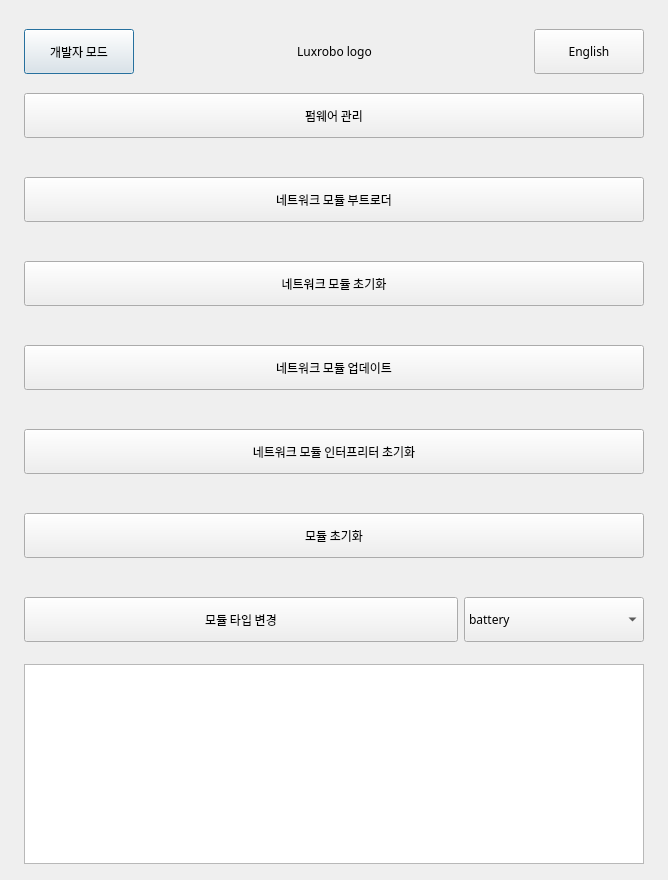
Before: the Qt Designer form modi2_multi_uploader/assets/uploader.ui in LUXROBO/modi2-firmware-updater, drawn with Qt 5.
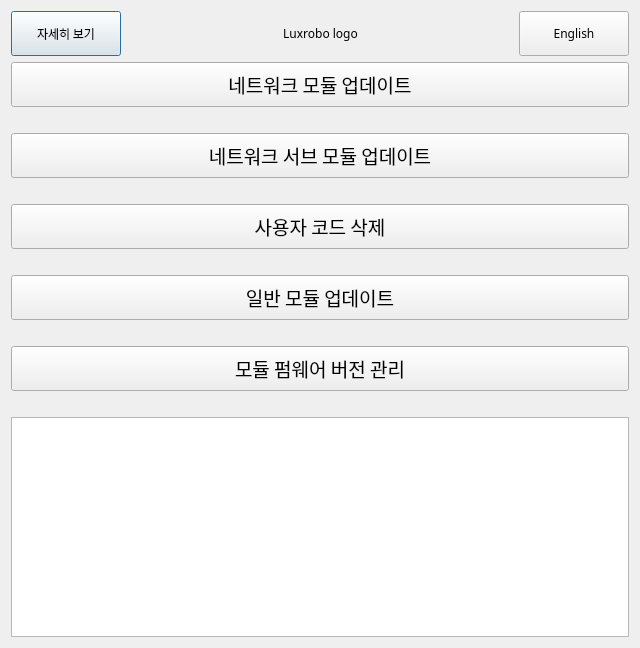
After: the same form once the commit is applied.

Commit message:
유저 배포용 업로더 분리
--multi 옵션을 통해 싱글업로더, 멀티 업로더 구분

What changed in the file:
```diff
--- a/modi2_multi_uploader/assets/uploader.ui
+++ b/modi2_multi_uploader/assets/uploader.ui
@@ -6,8 +6,8 @@
    <rect>
     <x>0</x>
     <y>0</y>
-    <width>668</width>
-    <height>880</height>
+    <width>640</width>
+    <height>648</height>
    </rect>
   </property>
   <property name="sizePolicy">
@@ -19,7 +19,7 @@
   <property name="minimumSize">
    <size>
     <width>640</width>
-    <height>880</height>
+    <height>480</height>
    </size>
   </property>
   <property name="maximumSize">
@@ -42,60 +42,7 @@
   <property name="autoFillBackground">
    <bool>false</bool>
   </property>
-  <layout class="QGridLayout" name="gridLayout">
-   <item row="1" column="1">
-    <spacer name="horizontalSpacer">
-     <property name="orientation">
-      <enum>Qt::Horizontal</enum>
-     </property>
-     <property name="sizeType">
-      <enum>QSizePolicy::MinimumExpanding</enum>
-     </property>
-     <property name="sizeHint" stdset="0">
-      <size>
-       <width>5</width>
-       <height>20</height>
-      </size>
-     </property>
-    </spacer>
-   </item>
-   <item row="1" column="3">
-    <spacer name="horizontalSpacer_3">
-     <property name="orientation">
-      <enum>Qt::Horizontal</enum>
-     </property>
-     <property name="sizeType">
-      <enum>QSizePolicy::MinimumExpanding</enum>
-     </property>
-     <property name="sizeHint" stdset="0">
-      <size>
-       <width>5</width>
-       <height>20</height>
-      </size>
-     </property>
-    </spacer>
-   </item>
-   <item row="3" column="3">
-    <spacer name="horizontalSpacer_5">
-     <property name="orientation">
-      <enum>Qt::Horizontal</enum>
-     </property>
-     <property name="sizeType">
-      <enum>QSizePolicy::MinimumExpanding</enum>
-     </property>
-     <property name="sizeHint" stdset="0">
-      <size>
-       <width>5</width>
-       <height>20</height>
-      </size>
-     </property>
-    </spacer>
-   </item>
-   <item row="1" column="2" rowspan="2">
     <layout class="QVBoxLayout" name="verticalLayout">
-     <property name="sizeConstraint">
-      <enum>QLayout::SetMinimumSize</enum>
-     </property>
      <item>
       <layout class="QHBoxLayout" name="horizontalLayout" stretch="0,0,0,0,0">
        <item>
@@ -119,7 +66,7 @@
           </font>
          </property>
          <property name="text">
-          <string>개발자 모드</string>
+        <string>자세히 보기</string>
          </property>
         </widget>
        </item>
@@ -128,9 +75,6 @@
          <property name="orientation">
           <enum>Qt::Horizontal</enum>
          </property>
-         <property name="sizeType">
-          <enum>QSizePolicy::MinimumExpanding</enum>
-         </property>
          <property name="sizeHint" stdset="0">
           <size>
            <width>40</width>
@@ -163,9 +107,6 @@
          <property name="orientation">
           <enum>Qt::Horizontal</enum>
          </property>
-         <property name="sizeType">
-          <enum>QSizePolicy::MinimumExpanding</enum>
-         </property>
          <property name="sizeHint" stdset="0">
           <size>
            <width>40</width>
@@ -231,203 +172,27 @@
      <item>
       <widget class="QPushButton" name="firmware_manage_button">
        <property name="sizePolicy">
-        <sizepolicy hsizetype="Fixed" vsizetype="Fixed">
+      <sizepolicy hsizetype="Expanding" vsizetype="Fixed">
          <horstretch>0</horstretch>
          <verstretch>0</verstretch>
         </sizepolicy>
        </property>
        <property name="minimumSize">
         <size>
-         <width>620</width>
+       <width>0</width>
          <height>45</height>
         </size>
        </property>
        <property name="maximumSize">
         <size>
-         <width>620</width>
-         <height>45</height>
+       <width>16777215</width>
+       <height>16777215</height>
         </size>
        </property>
        <property name="font">
         <font>
          <family>LuxHanSans</family>
-         <kerning>true</kerning>
-        </font>
-       </property>
-       <property name="focusPolicy">
-        <enum>Qt::NoFocus</enum>
-       </property>
-       <property name="text">
-        <string>펌웨어 관리</string>
-       </property>
-       <property name="iconSize">
-        <size>
-         <width>64</width>
-         <height>64</height>
-        </size>
-       </property>
-       <property name="autoDefault">
-        <bool>false</bool>
-       </property>
-      </widget>
-     </item>
-     <item>
-      <spacer name="verticalSpacer_4">
-       <property name="orientation">
-        <enum>Qt::Vertical</enum>
-       </property>
-       <property name="sizeType">
-        <enum>QSizePolicy::Fixed</enum>
-       </property>
-       <property name="sizeHint" stdset="0">
-        <size>
-         <width>20</width>
-         <height>20</height>
-        </size>
-       </property>
-      </spacer>
-     </item>
-     <item>
-      <widget class="QPushButton" name="update_network_bootloader_button">
-       <property name="sizePolicy">
-        <sizepolicy hsizetype="Fixed" vsizetype="Fixed">
-         <horstretch>0</horstretch>
-         <verstretch>0</verstretch>
-        </sizepolicy>
-       </property>
-       <property name="minimumSize">
-        <size>
-         <width>620</width>
-         <height>45</height>
-        </size>
-       </property>
-       <property name="maximumSize">
-        <size>
-         <width>620</width>
-         <height>45</height>
-        </size>
-       </property>
-       <property name="font">
-        <font>
-         <family>LuxHanSans</family>
-         <kerning>true</kerning>
-        </font>
-       </property>
-       <property name="focusPolicy">
-        <enum>Qt::NoFocus</enum>
-       </property>
-       <property name="text">
-        <string>네트워크 모듈 부트로더</string>
-       </property>
-       <property name="iconSize">
-        <size>
-         <width>64</width>
-         <height>64</height>
-        </size>
-       </property>
-       <property name="autoDefault">
-        <bool>false</bool>
-       </property>
-      </widget>
-     </item>
-     <item>
-      <spacer name="verticalSpacer_6">
-       <property name="orientation">
-        <enum>Qt::Vertical</enum>
-       </property>
-       <property name="sizeType">
-        <enum>QSizePolicy::Fixed</enum>
-       </property>
-       <property name="sizeHint" stdset="0">
-        <size>
-         <width>20</width>
-         <height>20</height>
-        </size>
-       </property>
-      </spacer>
-     </item>
-     <item>
-      <widget class="QPushButton" name="update_network_button">
-       <property name="sizePolicy">
-        <sizepolicy hsizetype="Fixed" vsizetype="Fixed">
-         <horstretch>0</horstretch>
-         <verstretch>0</verstretch>
-        </sizepolicy>
-       </property>
-       <property name="minimumSize">
-        <size>
-         <width>620</width>
-         <height>45</height>
-        </size>
-       </property>
-       <property name="maximumSize">
-        <size>
-         <width>620</width>
-         <height>45</height>
-        </size>
-       </property>
-       <property name="font">
-        <font>
-         <family>LuxHanSans</family>
-         <kerning>true</kerning>
-        </font>
-       </property>
-       <property name="focusPolicy">
-        <enum>Qt::NoFocus</enum>
-       </property>
-       <property name="text">
-        <string>네트워크 모듈 초기화</string>
-       </property>
-       <property name="iconSize">
-        <size>
-         <width>64</width>
-         <height>64</height>
-        </size>
-       </property>
-       <property name="autoDefault">
-        <bool>false</bool>
-       </property>
-      </widget>
-     </item>
-     <item>
-      <spacer name="verticalSpacer">
-       <property name="orientation">
-        <enum>Qt::Vertical</enum>
-       </property>
-       <property name="sizeType">
-        <enum>QSizePolicy::Fixed</enum>
-       </property>
-       <property name="sizeHint" stdset="0">
-        <size>
-         <width>20</width>
-         <height>20</height>
-        </size>
-       </property>
-      </spacer>
-     </item>
-     <item>
-      <widget class="QPushButton" name="update_network_esp32_button">
-       <property name="sizePolicy">
-        <sizepolicy hsizetype="Fixed" vsizetype="Fixed">
-         <horstretch>0</horstretch>
-         <verstretch>0</verstretch>
-        </sizepolicy>
-       </property>
-       <property name="minimumSize">
-        <size>
-         <width>620</width>
-         <height>45</height>
-        </size>
-       </property>
-       <property name="maximumSize">
-        <size>
-         <width>620</width>
-         <height>45</height>
-        </size>
-       </property>
-       <property name="font">
-        <font>
-         <family>LuxHanSans</family>
+       <pointsize>14</pointsize>
          <kerning>true</kerning>
         </font>
        </property>
@@ -443,6 +208,66 @@
          <height>64</height>
         </size>
        </property>
+     <property name="autoDefault">
+      <bool>false</bool>
+     </property>
+    </widget>
+   </item>
+   <item>
+    <spacer name="verticalSpacer">
+     <property name="orientation">
+      <enum>Qt::Vertical</enum>
+     </property>
+     <property name="sizeType">
+      <enum>QSizePolicy::Fixed</enum>
+     </property>
+     <property name="sizeHint" stdset="0">
+      <size>
+       <width>20</width>
+       <height>20</height>
+      </size>
+     </property>
+    </spacer>
+   </item>
+   <item>
+    <widget class="QPushButton" name="update_network_submodule_button">
+     <property name="sizePolicy">
+      <sizepolicy hsizetype="Expanding" vsizetype="Fixed">
+       <horstretch>0</horstretch>
+       <verstretch>0</verstretch>
+      </sizepolicy>
+     </property>
+     <property name="minimumSize">
+      <size>
+       <width>0</width>
+       <height>45</height>
+      </size>
+     </property>
+     <property name="maximumSize">
+      <size>
+       <width>16777215</width>
+       <height>16777215</height>
+      </size>
+     </property>
+     <property name="font">
+      <font>
+       <family>LuxHanSans</family>
+       <pointsize>14</pointsize>
+       <kerning>true</kerning>
+      </font>
+     </property>
+     <property name="focusPolicy">
+      <enum>Qt::NoFocus</enum>
+     </property>
+     <property name="text">
+      <string>네트워크 서브 모듈 업데이트</string>
+     </property>
+     <property name="iconSize">
+      <size>
+       <width>64</width>
+       <height>64</height>
+      </size>
+     </property>
        <property name="checkable">
         <bool>false</bool>
        </property>
@@ -470,26 +295,27 @@
      <item>
       <widget class="QPushButton" name="update_network_esp32_interpreter_button">
        <property name="sizePolicy">
-        <sizepolicy hsizetype="Fixed" vsizetype="Fixed">
+      <sizepolicy hsizetype="Expanding" vsizetype="Fixed">
          <horstretch>0</horstretch>
          <verstretch>0</verstretch>
         </sizepolicy>
        </property>
        <property name="minimumSize">
         <size>
-         <width>620</width>
+       <width>0</width>
          <height>45</height>
         </size>
        </property>
        <property name="maximumSize">
         <size>
-         <width>620</width>
-         <height>45</height>
+       <width>16777215</width>
+       <height>16777215</height>
         </size>
        </property>
        <property name="font">
         <font>
          <family>LuxHanSans</family>
+       <pointsize>14</pointsize>
          <kerning>true</kerning>
         </font>
        </property>
@@ -497,7 +323,7 @@
         <enum>Qt::NoFocus</enum>
        </property>
        <property name="text">
-        <string>네트워크 모듈 인터프리터 초기화</string>
+      <string>사용자 코드 삭제</string>
        </property>
        <property name="iconSize">
         <size>
@@ -532,26 +358,27 @@
      <item>
       <widget class="QPushButton" name="update_modules_button">
        <property name="sizePolicy">
-        <sizepolicy hsizetype="Fixed" vsizetype="Fixed">
+      <sizepolicy hsizetype="Expanding" vsizetype="Fixed">
          <horstretch>0</horstretch>
          <verstretch>0</verstretch>
         </sizepolicy>
        </property>
        <property name="minimumSize">
         <size>
-         <width>620</width>
+       <width>0</width>
          <height>45</height>
         </size>
        </property>
        <property name="maximumSize">
         <size>
-         <width>620</width>
-         <height>45</height>
+       <width>16777215</width>
+       <height>16777215</height>
         </size>
        </property>
        <property name="font">
         <font>
          <family>LuxHanSans</family>
+       <pointsize>14</pointsize>
          <kerning>true</kerning>
         </font>
        </property>
@@ -559,7 +386,7 @@
         <enum>Qt::NoFocus</enum>
        </property>
        <property name="text">
-        <string>모듈 초기화</string>
+      <string>일반 모듈 업데이트</string>
        </property>
        <property name="iconSize">
         <size>
@@ -589,11 +416,9 @@
       </spacer>
      </item>
      <item>
-      <layout class="QHBoxLayout" name="horizontalLayout_2">
-       <item>
-        <widget class="QPushButton" name="change_modules_type_button">
+    <widget class="QPushButton" name="manage_firmware_version_button">
          <property name="sizePolicy">
-          <sizepolicy hsizetype="Minimum" vsizetype="Fixed">
+      <sizepolicy hsizetype="Expanding" vsizetype="Fixed">
            <horstretch>0</horstretch>
            <verstretch>0</verstretch>
           </sizepolicy>
@@ -607,12 +432,13 @@
          <property name="maximumSize">
           <size>
            <width>16777215</width>
-           <height>45</height>
+       <height>16777215</height>
           </size>
          </property>
          <property name="font">
           <font>
            <family>LuxHanSans</family>
+       <pointsize>14</pointsize>
            <kerning>true</kerning>
           </font>
          </property>
@@ -620,7 +446,7 @@
           <enum>Qt::NoFocus</enum>
          </property>
          <property name="text">
-          <string>모듈 타입 변경</string>
+      <string>모듈 펌웨어 버전 관리</string>
          </property>
          <property name="iconSize">
           <size>
@@ -634,102 +460,22 @@
         </widget>
        </item>
        <item>
-        <widget class="QComboBox" name="module_type_combobox">
-         <property name="minimumSize">
-          <size>
-           <width>180</width>
-           <height>45</height>
-          </size>
-         </property>
-         <property name="maximumSize">
-          <size>
-           <width>180</width>
-           <height>45</height>
-          </size>
-         </property>
-         <item>
-          <property name="text">
-           <string>battery</string>
-          </property>
-         </item>
-         <item>
-          <property name="text">
-           <string>button</string>
-          </property>
-         </item>
-         <item>
-          <property name="text">
-           <string>dial</string>
-          </property>
-         </item>
-         <item>
-          <property name="text">
-           <string>display</string>
-          </property>
-         </item>
-         <item>
-          <property name="text">
-           <string>env</string>
-          </property>
-         </item>
-         <item>
-          <property name="text">
-           <string>imu</string>
-          </property>
-         </item>
-         <item>
-          <property name="text">
-           <string>joystick</string>
-          </property>
-         </item>
-         <item>
-          <property name="text">
-           <string>led</string>
-          </property>
-         </item>
-         <item>
-          <property name="text">
-           <string>motor_a</string>
-          </property>
-         </item>
-         <item>
-          <property name="text">
-           <string>motor_b</string>
-          </property>
-         </item>
-         <item>
-          <property name="text">
-           <string>speaker</string>
-          </property>
-         </item>
-         <item>
-          <property name="text">
-           <string>tof</string>
-          </property>
-         </item>
-        </widget>
-       </item>
-      </layout>
-     </item>
-    </layout>
-   </item>
-   <item row="3" column="1">
-    <spacer name="horizontalSpacer_4">
+    <spacer name="verticalSpacer_4">
      <property name="orientation">
-      <enum>Qt::Horizontal</enum>
+      <enum>Qt::Vertical</enum>
      </property>
      <property name="sizeType">
-      <enum>QSizePolicy::MinimumExpanding</enum>
+      <enum>QSizePolicy::Fixed</enum>
      </property>
      <property name="sizeHint" stdset="0">
       <size>
-       <width>5</width>
+       <width>20</width>
        <height>20</height>
       </size>
      </property>
     </spacer>
    </item>
-   <item row="3" column="2">
+   <item>
     <widget class="QTextBrowser" name="console">
      <property name="enabled">
       <bool>true</bool>
@@ -749,46 +495,20 @@
      <property name="maximumSize">
       <size>
        <width>16777215</width>
-       <height>200</height>
+       <height>16777215</height>
       </size>
      </property>
+     <property name="font">
+      <font>
+       <family>LuxHanSans</family>
+       <pointsize>10</pointsize>
+      </font>
+     </property>
      <property name="frameShape">
       <enum>QFrame::StyledPanel</enum>
      </property>
     </widget>
    </item>
-   <item row="4" column="2">
-    <spacer name="verticalSpacer_5">
-     <property name="orientation">
-      <enum>Qt::Vertical</enum>
-     </property>
-     <property name="sizeType">
-      <enum>QSizePolicy::Fixed</enum>
-     </property>
-     <property name="sizeHint" stdset="0">
-      <size>
-       <width>20</width>
-       <height>5</height>
-      </size>
-     </property>
-    </spacer>
-   </item>
-   <item row="0" column="2">
-    <spacer name="verticalSpacer_9">
-     <property name="orientation">
-      <enum>Qt::Vertical</enum>
-     </property>
-     <property name="sizeType">
-      <enum>QSizePolicy::Fixed</enum>
-     </property>
-     <property name="sizeHint" stdset="0">
-      <size>
-       <width>20</width>
-       <height>5</height>
-      </size>
-     </property>
-    </spacer>
-   </item>
   </layout>
  </widget>
  <resources/>
```
Left out of the diff: 6 changed lines with no effect on the pictures. Lines whose indentation alone changed are shown as unchanged. The commit also changes 16 other files.
